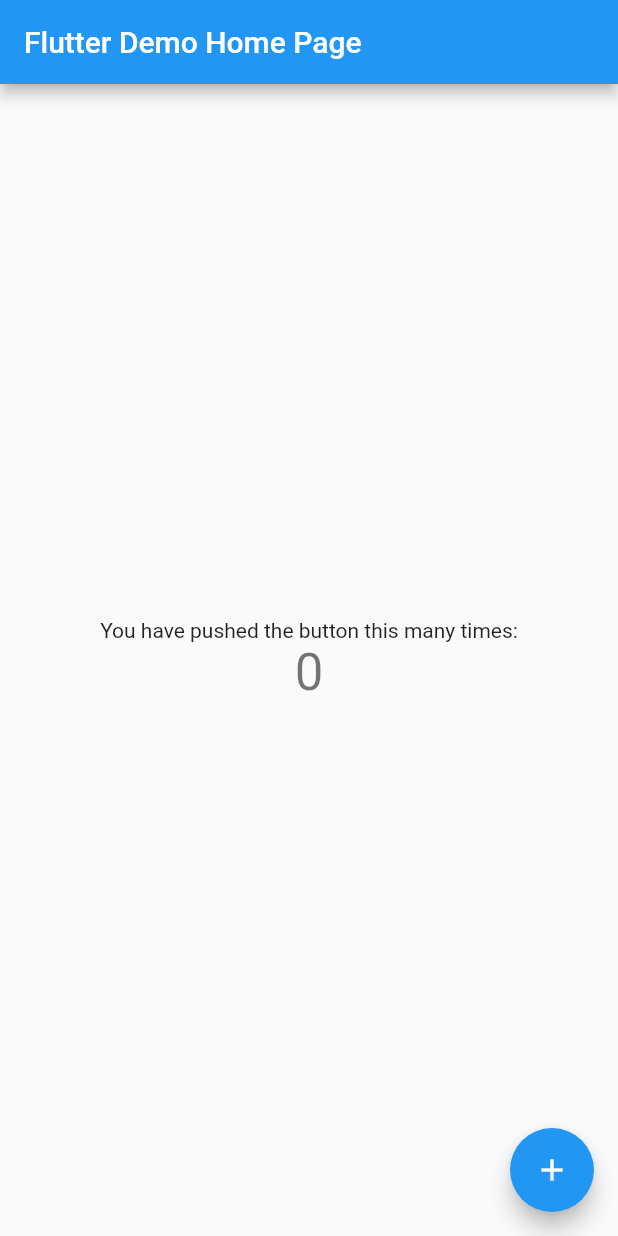
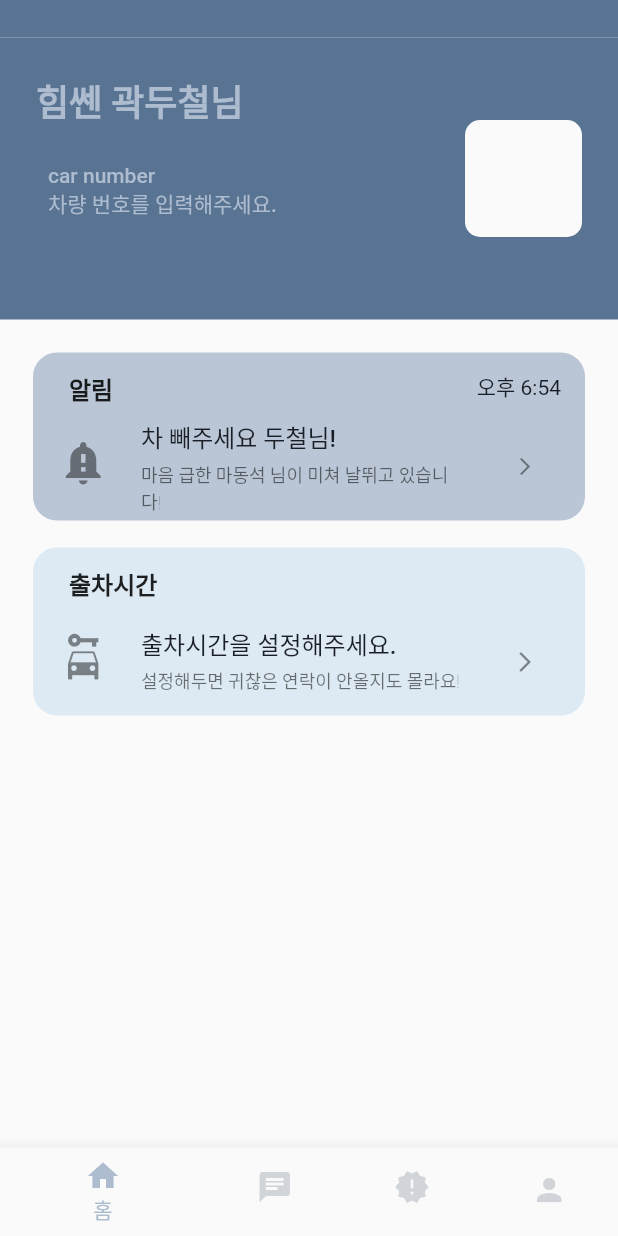
Before and after one commit to greenjhp/cchabbe, a Flutter app: the screen it shows after launch, on a phone screen of 412 x 824 dp. Run offline on Flutter 3.47's test engine with Material 2 defaults, Android fonts, the phone set to English and light mode, and no system bars.

Commit message:
홈화면 그리기/페이지 구성

```diff
--- a/analysis_options.yaml
+++ b/analysis_options.yaml
@@ -22,6 +22,8 @@
   # `// ignore_for_file: name_of_lint` syntax on the line or in the file
   # producing the lint.
   rules:
+    prefer_const_constructors: false
+    prefer_const_literals_to_create_immutables: false
     # avoid_print: false  # Uncomment to disable the `avoid_print` rule
     # prefer_single_quotes: true  # Uncomment to enable the `prefer_single_quotes` rule
 
--- /dev/null
+++ b/lib/config/colors.dart
@@ -0,0 +1,11 @@
+import 'package:flutter/material.dart';
+
+class CchabbeColor {
+  static const Color white = Color(0xffFAFAFB); //기본 하얀색
+  static const Color grey1 = Color(0xfff2f3f5); //비선택시
+  static const Color grey2 = Color(0xffd1d5da); //선택시
+  static const Color bluegrey = Color(0xffADBCCE); //폰트
+  static const Color black = Color(0xff1a1f27); //기본 검정색
+  static const Color blue = Color(0xff597393); //기본 배경색
+  static const Color ovals = Color(0xffbac6d5); //서브 배경색
+}
--- a/lib/main.dart
+++ b/lib/main.dart
@@ -1,3 +1,8 @@
+import 'package:cchabbe/config/colors.dart';
+import 'package:cchabbe/pages/Cchabbe_first_page.dart';
+import 'package:cchabbe/pages/Cchabbe_forth_page.dart';
+import 'package:cchabbe/pages/Cchabbe_second_page.dart';
+import 'package:cchabbe/pages/Cchabbe_third_page.dart';
 import 'package:flutter/material.dart';
 
 void main() {
@@ -7,111 +12,55 @@
 class MyApp extends StatelessWidget {
   const MyApp({Key? key}) : super(key: key);
 
-  // This widget is the root of your application.
   @override
   Widget build(BuildContext context) {
     return MaterialApp(
-      title: 'Cchabbe',
-      theme: ThemeData(
-        // Git Test
-
-        // This is the theme of your application.
-        //
-        // Try running your application with "flutter run". You'll see the
-        // application has a blue toolbar. Then, without quitting the app, try
-        // changing the primarySwatch below to Colors.green and then invoke
-        // "hot reload" (press "r" in the console where you ran "flutter run",
-        // or simply save your changes to "hot reload" in a Flutter IDE).
-        // Notice that the counter didn't reset back to zero; the application
-        // is not restarted.
-        primarySwatch: Colors.blue,
-      ),
-      home: const MyHomePage(title: 'Flutter Demo Home Page'),
+      debugShowCheckedModeBanner: false,
+      title: 'Flutter Demo',
+      home: Homepage(),
     );
   }
 }
 
-class MyHomePage extends StatefulWidget {
-  const MyHomePage({Key? key, required this.title}) : super(key: key);
-
-  // This widget is the home page of your application. It is stateful, meaning
-  // that it has a State object (defined below) that contains fields that affect
-  // how it looks.
-
-  // This class is the configuration for the state. It holds the values (in this
-  // case the title) provided by the parent (in this case the App widget) and
-  // used by the build method of the State. Fields in a Widget subclass are
-  // always marked "final".
-
-  final String title;
+//0번째 페이지(모든 페이지 모아두는 곳)
+class Homepage extends StatefulWidget {
+  const Homepage({Key? key}) : super(key: key);
 
   @override
-  State<MyHomePage> createState() => _MyHomePageState();
+  State<Homepage> createState() => _HomepageState();
 }
 
-class _MyHomePageState extends State<MyHomePage> {
-  int _counter = 0;
-
-  void _incrementCounter() {
-    setState(() {
-      // This call to setState tells the Flutter framework that something has
-      // changed in this State, which causes it to rerun the build method below
-      // so that the display can reflect the updated values. If we changed
-      // _counter without calling setState(), then the build method would not be
-      // called again, and so nothing would appear to happen.
-      _counter++;
-    });
-  }
-
+class _HomepageState extends State<Homepage> {
+  int currentIndex = 0;
   @override
   Widget build(BuildContext context) {
-    // This method is rerun every time setState is called, for instance as done
-    // by the _incrementCounter method above.
-    //
-    // The Flutter framework has been optimized to make rerunning build methods
-    // fast, so that you can just rebuild anything that needs updating rather
-    // than having to individually change instances of widgets.
     return Scaffold(
-      appBar: AppBar(
-        // Here we take the value from the MyHomePage object that was created by
-        // the App.build method, and use it to set our appbar title.
-        title: Text(widget.title),
+      body: IndexedStack(
+        index: currentIndex,
+        children: [
+          CchabbeFirstPage(),
+          CchabbeSecondPage(),
+          CchabbeThirdPage(),
+          CchabbeForthPage(),
+        ],
       ),
-      body: Center(
-        // Center is a layout widget. It takes a single child and positions it
-        // in the middle of the parent.
-        child: Column(
-          // Column is also a layout widget. It takes a list of children and
-          // arranges them vertically. By default, it sizes itself to fit its
-          // children horizontally, and tries to be as tall as its parent.
-          //
-          // Invoke "debug painting" (press "p" in the console, choose the
-          // "Toggle Debug Paint" action from the Flutter Inspector in Android
-          // Studio, or the "Toggle Debug Paint" command in Visual Studio Code)
-          // to see the wireframe for each widget.
-          //
-          // Column has various properties to control how it sizes itself and
-          // how it positions its children. Here we use mainAxisAlignment to
-          // center the children vertically; the main axis here is the vertical
-          // axis because Columns are vertical (the cross axis would be
-          // horizontal).
-          mainAxisAlignment: MainAxisAlignment.center,
-          children: <Widget>[
-            const Text(
-              'You have pushed the button this many times:',
-            ),
-            Text(
-              '$_counter',
-              style: Theme.of(context).textTheme.headline4,
-            ),
-          ],
-        ),
+      bottomNavigationBar: BottomNavigationBar(
+        onTap: (value) {
+          setState(() {
+            currentIndex = value;
+          });
+        },
+        currentIndex: currentIndex,
+        iconSize: 24,
+        unselectedItemColor: CchabbeColor.grey2,
+        selectedItemColor: CchabbeColor.bluegrey,
+        items: [
+          BottomNavigationBarItem(icon: Icon(Icons.home), label: "홈"),
+          BottomNavigationBarItem(icon: Icon(Icons.chat), label: "채팅"),
+          BottomNavigationBarItem(icon: Icon(Icons.new_releases), label: "알림"),
+          BottomNavigationBarItem(icon: Icon(Icons.person), label: "MY"),
+        ],
       ),
-      floatingActionButton: FloatingActionButton(
-        onPressed: _incrementCounter,
-        tooltip: 'Increment',
-        child: const Icon(Icons.add),
-      ), // This trailing comma makes auto-formatting nicer for build methods.
     );
   }
 }
--- /dev/null
+++ b/lib/pages/Cchabbe_first_page.dart
@@ -0,0 +1,226 @@
+import 'dart:io';
+import 'dart:ui';
+
+import 'package:cchabbe/config/colors.dart';
+import 'package:cchabbe/pages/Cchabbe_forth_page.dart';
+import 'package:cchabbe/pages/Cchabbe_second_page.dart';
+
+import 'package:flutter/gestures.dart';
+import 'package:flutter/material.dart';
+
+class CchabbeFirstPage extends StatelessWidget {
+  const CchabbeFirstPage({Key? key}) : super(key: key);
+// 홈화면
+  @override
+  Widget build(BuildContext context) {
+    return Scaffold(
+      appBar: PreferredSize(
+        preferredSize: Size.fromHeight(25.0),
+        child: AppBar(
+          elevation: 0,
+          backgroundColor: CchabbeColor.blue,
+        ),
+      ),
+      body: Container(
+        color: CchabbeColor.white,
+        child: ListView(
+          children: [
+            Container(
+              color: CchabbeColor.blue,
+              height: 188,
+              child: Padding(
+                padding: const EdgeInsets.all(24.0),
+                child: Row(
+                  mainAxisAlignment: MainAxisAlignment.spaceBetween,
+                  children: [
+                    Column(
+                      crossAxisAlignment: CrossAxisAlignment.start,
+                      children: [
+                        Text(
+                          "힘쎈 곽두철님",
+                          style: TextStyle(
+                            color: CchabbeColor.bluegrey,
+                            fontSize: 24,
+                            fontWeight: FontWeight.bold,
+                          ),
+                        ), //사용자 닉네임 받아오기\
+                        SizedBox(height: 16),
+                        //차량버튼 입력 후에는 입력한 차량번호로 보여주기
+                        TextButton(
+                          onPressed: () {
+                            Navigator.push(
+                              context,
+                              MaterialPageRoute(
+                                builder: (context) => CchabbeForthPage(),
+                              ),
+                            );
+                          }, //클릭하면 마이페이지로 보내기
+                          child: Text(
+                            'car number \n차량 번호를 입력해주세요.',
+                            style: TextStyle(color: CchabbeColor.bluegrey),
+                          ),
+                        ),
+                      ],
+                    ),
+                    Container(
+                      decoration: BoxDecoration(
+                        borderRadius: BorderRadius.circular(10),
+                        color: CchabbeColor.white,
+                        //유저 프로필 설정?? QR코드 입력?
+                      ),
+                      height: 78,
+                      width: 78,
+                    ),
+                  ],
+                ),
+              ),
+            ),
+            Padding(
+              padding: const EdgeInsets.fromLTRB(22, 22, 22, 0),
+              child: Container(
+                decoration: BoxDecoration(
+                  color: CchabbeColor.ovals,
+                  borderRadius: BorderRadius.circular(16),
+                ),
+                child: Column(
+                  children: [
+                    Row(
+                      children: [
+                        Container(
+                          padding: EdgeInsets.only(
+                              top: 12.0, left: 24.0, bottom: 4.0),
+                          child: Text(
+                            "알림",
+                            style: TextStyle(
+                              fontSize: 16,
+                              fontWeight: FontWeight.w900,
+                            ),
+                          ),
+                        ),
+                        Spacer(),
+                        //메시지 도착한 시간 표기.. 어떻게 하지!
+                        Container(
+                          padding: EdgeInsets.only(top: 6.0, right: 16.0),
+                          child: Text(
+                            '오후 6:54',
+                            style: TextStyle(
+                              color: CchabbeColor.black,
+                              fontSize: 14,
+                            ),
+                          ),
+                        ),
+                      ],
+                    ),
+                    //누군가에게 채팅이 오면, 그 사람의 닉네임을 넣어서, 알림 받아오기
+                    ListTile(
+                      leading: Icon(Icons.notification_important, size: 35),
+                      title: Container(
+                        padding: EdgeInsets.only(bottom: 4.0),
+                        child: Text(
+                          "차 빼주세요 두철님!",
+                          style: TextStyle(
+                            color: CchabbeColor.black,
+                            fontSize: 16,
+                            fontWeight: FontWeight.w500,
+                          ),
+                        ),
+                      ),
+                      subtitle: Text(
+                        "마음 급한 마동석 님이 미쳐 날뛰고 있습니다!",
+                        style: TextStyle(
+                          fontSize: 12,
+                          fontWeight: FontWeight.w200,
+                        ),
+                      ),
+                      trailing: IconButton(
+                        icon: Icon(
+                          Icons.arrow_forward_ios,
+                          size: 14,
+                        ),
+                        onPressed: () {
+                          Navigator.push(
+                            context,
+                            MaterialPageRoute(
+                              builder: (context) => CchabbeSecondPage(),
+                            ),
+                          );
+                        },
+                      ),
+                    ),
+                  ],
+                ),
+              ),
+            ),
+            Padding(
+              padding: const EdgeInsets.fromLTRB(22, 18, 22, 0),
+              child: Container(
+                decoration: BoxDecoration(
+                  color: Color(0xffDDEAF3),
+                  borderRadius: BorderRadius.circular(16),
+                ),
+                child: Column(
+                  children: [
+                    Row(
+                      children: [
+                        Container(
+                          padding: EdgeInsets.only(
+                              top: 12.0, left: 24.0, bottom: 4.0),
+                          child: Text(
+                            "출차시간",
+                            style: TextStyle(
+                              fontSize: 16,
+                              fontWeight: FontWeight.w900,
+                            ),
+                          ),
+                        ),
+                        Spacer(),
+                      ],
+                    ),
+                    ListTile(
+                      leading: Icon(
+                        Icons.car_rental,
+                        size: 35,
+                      ),
+                      title: Container(
+                        padding: EdgeInsets.only(bottom: 4.0),
+                        child: Text(
+                          "출차시간을 설정해주세요.",
+                          style: TextStyle(
+                            color: CchabbeColor.black,
+                            fontSize: 16,
+                            fontWeight: FontWeight.w500,
+                          ),
+                        ),
+                      ),
+                      subtitle: Text(
+                        "설정해두면 귀찮은 연락이 안올지도 몰라요!",
+                        style: TextStyle(
+                          fontSize: 12,
+                          fontWeight: FontWeight.w200,
+                        ),
+                      ),
+                      trailing: IconButton(
+                        icon: Icon(
+                          Icons.arrow_forward_ios,
+                          size: 16,
+                        ),
+                        onPressed: () {
+                          Navigator.push(
+                            context,
+                            MaterialPageRoute(
+                              builder: (context) => CchabbeForthPage(),
+                            ),
+                          );
+                        },
+                      ),
+                    ),
+                  ],
+                ),
+              ),
+            ),
+          ], //children
+        ),
+      ),
+    );
+  }
+}
```
Also changed, not shown: lib/pages/Cchabbe_forth_page.dart (added, +53 -0 lines), lib/pages/Cchabbe_second_page.dart (added, +148 -0 lines), lib/pages/Cchabbe_third_page.dart (added, +12 -0 lines).
